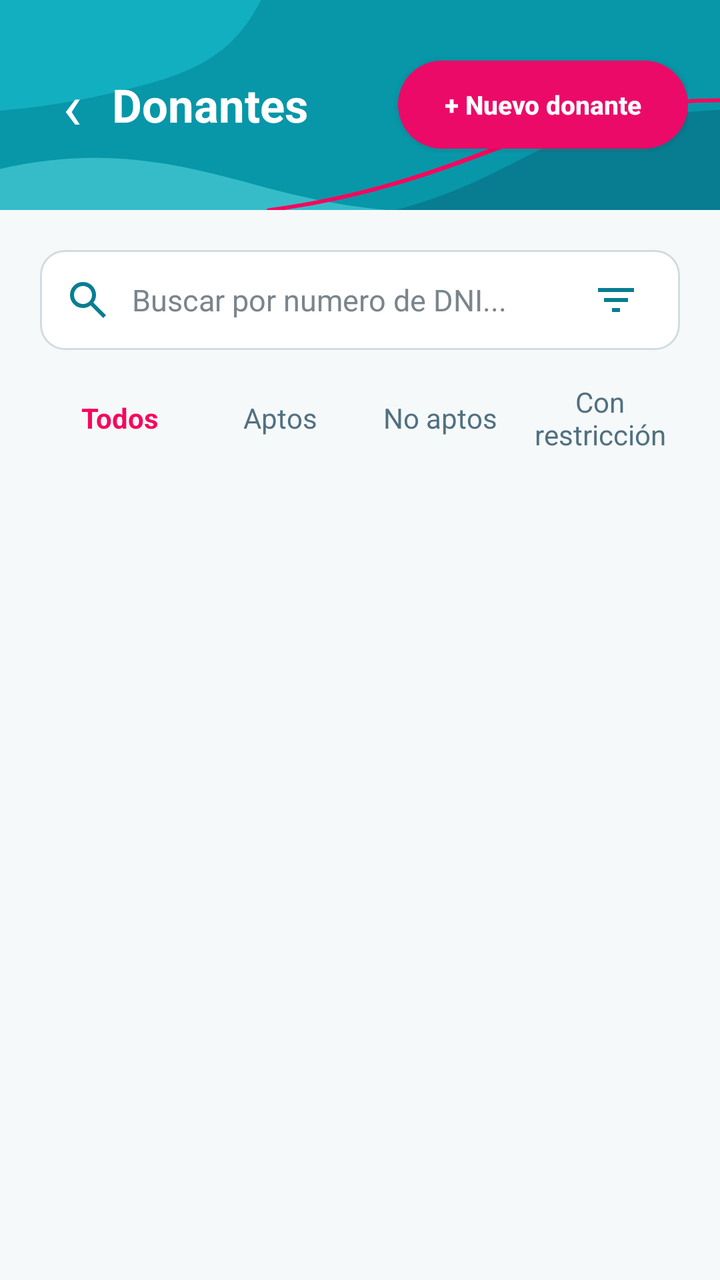
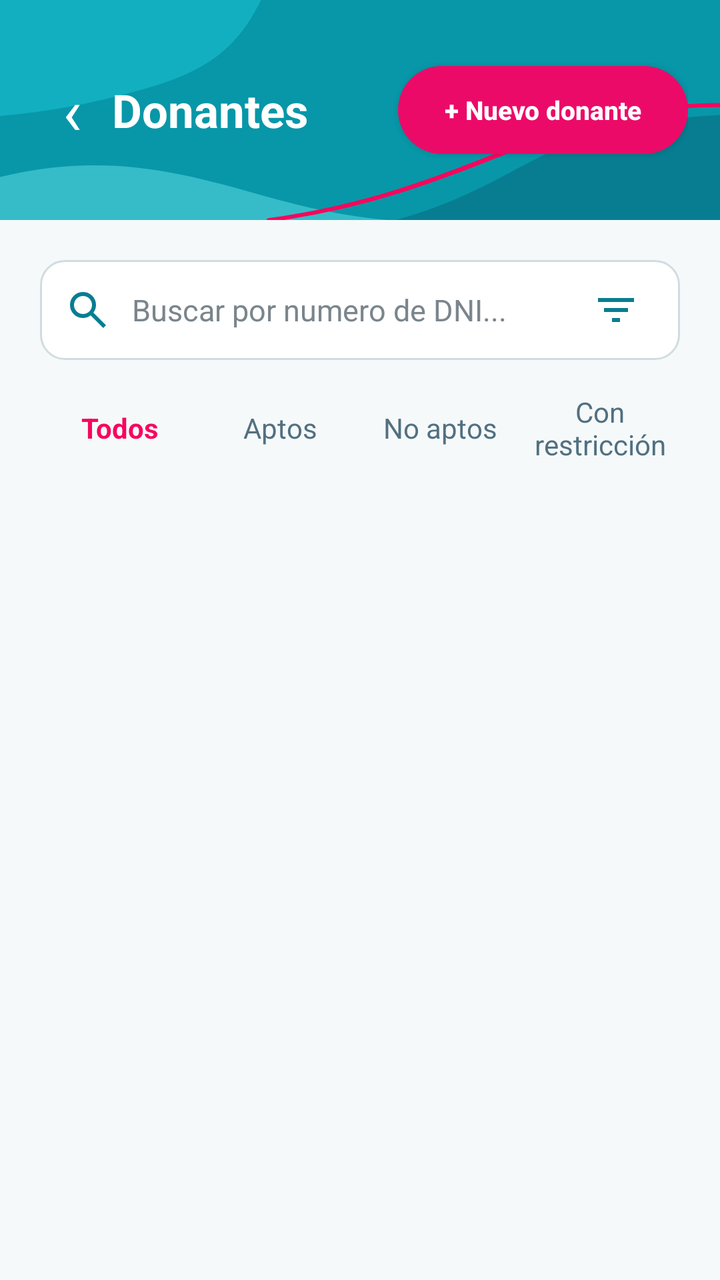

Screens rendered from an Android XML layout before and after an edit, with the pre-edit source and the edit as a unified diff.
<!-- AndroidManifest.xml: application theme Theme.BancoSangreMobile -->
<!-- res/layout/activity_pacientes.xml -->
<?xml version="1.0" encoding="utf-8"?>
<androidx.constraintlayout.widget.ConstraintLayout
    xmlns:android="http://schemas.android.com/apk/res/android"
    xmlns:app="http://schemas.android.com/apk/res-auto"
    xmlns:tools="http://schemas.android.com/tools"
    android:id="@+id/main"
    android:layout_width="match_parent"
    android:layout_height="match_parent"
    android:background="#F5F9FA"
    tools:context=".view.PacientesActivity">


    
    <LinearLayout
        android:id="@+id/headerPacientes"
        android:layout_width="0dp"
        android:layout_height="105dp"
        android:background="@drawable/bg_header_decorativo"
        android:gravity="center_vertical"
        android:orientation="vertical"
        android:paddingStart="16dp"
        android:paddingEnd="16dp"
        app:layout_constraintTop_toTopOf="parent"
        app:layout_constraintStart_toStartOf="parent"
        app:layout_constraintEnd_toEndOf="parent">

        <LinearLayout
            android:layout_width="match_parent"
            android:layout_height="wrap_content"
            android:gravity="center_vertical"
            android:orientation="horizontal">

            <TextView
                android:id="@+id/btnVolver"
                android:layout_width="40dp"
                android:layout_height="48dp"
                android:gravity="center"
                android:text="‹"
                android:textColor="#FFFFFF"
                android:textSize="32sp"
                android:contentDescription="Volver" />

            <TextView
                android:layout_width="0dp"
                android:layout_height="wrap_content"
                android:layout_weight="1"
                android:text="Donantes"
                android:textColor="#FFFFFF"
                android:textSize="23sp"
                android:textStyle="bold" />

            <androidx.appcompat.widget.AppCompatButton
                android:id="@+id/btnNuevoDonante"
                android:layout_width="145dp"
                android:layout_height="44dp"
                android:background="@drawable/bg_button_primary"
                android:text="+ Nuevo donante"
                android:textAllCaps="false"
                android:textColor="#FFFFFF"
                android:textSize="13sp"
                android:textStyle="bold" />

        </LinearLayout>

    </LinearLayout>


    
    <LinearLayout
        android:id="@+id/contenidoPacientes"
        android:layout_width="0dp"
        android:layout_height="0dp"
        android:orientation="vertical"
        android:padding="20dp"
        app:layout_constraintBottom_toBottomOf="parent"
        app:layout_constraintEnd_toEndOf="parent"
        app:layout_constraintStart_toStartOf="parent"
        app:layout_constraintTop_toBottomOf="@id/headerPacientes">

        
        <LinearLayout
            android:layout_width="match_parent"
            android:layout_height="50dp"
            android:background="@drawable/bg_input"
            android:gravity="center_vertical"
            android:orientation="horizontal"
            android:paddingStart="12dp"
            android:paddingEnd="12dp">

            <ImageView
                android:layout_width="24dp"
                android:layout_height="24dp"
                android:src="@drawable/ic_buscar"
                app:tint="#087D91"
                android:contentDescription="Buscar" />

            <EditText
                android:id="@+id/edtBuscarPaciente"
                android:layout_width="0dp"
                android:layout_height="match_parent"
                android:layout_weight="1"
                android:background="@android:color/transparent"
                android:hint="Buscar por numero de DNI..."
                android:inputType="number"
                android:paddingStart="10dp"
                android:paddingEnd="8dp"
                android:singleLine="true"
                android:textColor="#163B4A"
                android:textColorHint="#7A858C"
                android:textSize="15sp" />

            <ImageView
                android:id="@+id/btnFiltros"
                android:layout_width="40dp"
                android:layout_height="48dp"
                android:padding="8dp"
                android:src="@drawable/ic_filtro"
                app:tint="#087D91"
                android:clickable="true"
                android:focusable="true"
                android:contentDescription="Filtros" />

        </LinearLayout>



        
        <LinearLayout
            android:id="@+id/contenedorFiltroActivo"
            android:layout_width="match_parent"
            android:layout_height="wrap_content"
            android:layout_marginTop="10dp"
            android:orientation="horizontal"
            android:visibility="gone">

            <LinearLayout
                android:layout_width="wrap_content"
                android:layout_height="40dp"
                android:background="@drawable/bg_filtro_opcion"
                android:gravity="center_vertical"
                android:orientation="horizontal"
                android:paddingStart="12dp"
                android:paddingEnd="8dp">

                <TextView
                    android:id="@+id/txtFiltroActivo"
                    android:layout_width="wrap_content"
                    android:layout_height="wrap_content"
                    android:textColor="#087D91"
                    android:textSize="13sp"
                    android:textStyle="bold" />

                <TextView
                    android:id="@+id/btnQuitarFiltro"
                    android:layout_width="36dp"
                    android:layout_height="40dp"
                    android:gravity="center"
                    android:text="×"
                    android:textColor="#F7065D"
                    android:textSize="25sp"
                    android:contentDescription="Quitar filtros" />

            </LinearLayout>
        </LinearLayout>



        
        <HorizontalScrollView
            android:layout_width="match_parent"
            android:layout_height="52dp"
            android:layout_marginTop="8dp"
            android:fillViewport="true"
            android:scrollbars="none">

            <LinearLayout
                android:layout_width="match_parent"
                android:layout_height="match_parent"
                android:gravity="center_vertical"
                android:orientation="horizontal">

                <TextView
                    android:id="@+id/filtroTodos"
                    android:layout_width="0dp"
                    android:layout_height="match_parent"
                    android:layout_weight="1"
                    android:gravity="center"
                    android:text="Todos"
                    android:textColor="#F7065D"
                    android:textSize="14sp"
                    android:textStyle="bold" />

                <TextView
                    android:id="@+id/filtroAptos"
                    android:layout_width="0dp"
                    android:layout_height="match_parent"
                    android:layout_weight="1"
                    android:gravity="center"
                    android:text="Aptos"
                    android:textColor="#527080"
                    android:textSize="14sp" />

                <TextView
                    android:id="@+id/filtroNoAptos"
                    android:layout_width="0dp"
                    android:layout_height="match_parent"
                    android:layout_weight="1"
                    android:gravity="center"
                    android:text="No aptos"
                    android:textColor="#527080"
                    android:textSize="14sp" />

                <TextView
                    android:id="@+id/filtroRestriccion"
                    android:layout_width="0dp"
                    android:layout_height="match_parent"
                    android:layout_weight="1"
                    android:gravity="center"
                    android:text="Con restricción"
                    android:textColor="#527080"
                    android:textSize="14sp" />

            </LinearLayout>
        </HorizontalScrollView>

        
        <androidx.recyclerview.widget.RecyclerView
            android:id="@+id/recyclerDonantes"
            android:layout_width="match_parent"
            android:layout_height="0dp"
            android:layout_weight="1"
            android:layout_marginTop="8dp"
            android:clipToPadding="false"
            android:paddingBottom="12dp"
            android:scrollbars="vertical"
            tools:listitem="@layout/item_donante" />

    </LinearLayout>

</androidx.constraintlayout.widget.ConstraintLayout>
<!-- res/layout/item_donante.xml (included above) -->
<?xml version="1.0" encoding="utf-8"?>
<LinearLayout
    xmlns:android="http://schemas.android.com/apk/res/android"
    xmlns:app="http://schemas.android.com/apk/res-auto"
    android:layout_width="match_parent"
    android:layout_height="wrap_content"
    android:layout_marginBottom="8dp"
    android:background="@drawable/bg_home_card"
    android:gravity="center_vertical"
    android:orientation="horizontal"
    android:padding="12dp">

    
    <ImageView
        android:id="@+id/imgDonante"
        android:layout_width="42dp"
        android:layout_height="42dp"
        android:background="@drawable/bg_card_rosa"
        android:padding="8dp"
        android:src="@drawable/ic_donantes"
        app:tint="#F7065D"
        android:contentDescription="Donante" />

    
    <LinearLayout
        android:layout_width="0dp"
        android:layout_height="wrap_content"
        android:layout_weight="1"
        android:layout_marginStart="12dp"
        android:orientation="vertical">

        <TextView
            android:id="@+id/txtNombreDonante"
            android:layout_width="match_parent"
            android:layout_height="wrap_content"
            android:text="Juan Pérez"
            android:textColor="#163B4A"
            android:textSize="16sp"
            android:textStyle="bold" />

        <LinearLayout
            android:layout_width="match_parent"
            android:layout_height="wrap_content"
            android:layout_marginTop="4dp"
            android:orientation="horizontal">

            <TextView
                android:id="@+id/txtDniDonante"
                android:layout_width="wrap_content"
                android:layout_height="wrap_content"
                android:text="DNI 28.123.456"
                android:textColor="#527080"
                android:textSize="13sp" />

            <TextView
                android:id="@+id/txtGrupoSanguineo"
                android:layout_width="wrap_content"
                android:layout_height="wrap_content"
                android:layout_marginStart="8dp"
                android:text="A+"
                android:textColor="#163B4A"
                android:textSize="13sp"
                android:textStyle="bold" />

        </LinearLayout>
    </LinearLayout>

    
    <TextView
        android:id="@+id/txtEstadoDonante"
        android:layout_width="wrap_content"
        android:layout_height="wrap_content"
        android:background="@drawable/bg_estado_apto"
        android:paddingStart="10dp"
        android:paddingTop="7dp"
        android:paddingEnd="10dp"
        android:paddingBottom="7dp"
        android:text="Apto"
        android:textColor="#16875D"
        android:textSize="12sp"
        android:textStyle="bold" />

    
    <TextView
        android:layout_width="wrap_content"
        android:layout_height="wrap_content"
        android:layout_marginStart="8dp"
        android:text="›"
        android:textColor="#163B4A"
        android:textSize="26sp" />

</LinearLayout>
<!-- resources referenced by this layout -->
<resources>
  <!-- drawable bg_button_primary (drawable) -->
  <?xml version="1.0" encoding="utf-8"?>
  <shape xmlns:android="http://schemas.android.com/apk/res/android"
      android:shape="rectangle">
  
      <solid android:color="#EC0A68" />
  
      <corners android:radius="28dp" />
  
  </shape>
  <!-- drawable bg_card_rosa (drawable) -->
  <?xml version="1.0" encoding="utf-8"?>
  <shape xmlns:android="http://schemas.android.com/apk/res/android"
      android:shape="rectangle">
  
      <solid android:color="#FCE8F0" />
  
      <corners android:radius="18dp" />
  
  </shape>
  <!-- drawable bg_estado_apto (drawable) -->
  <?xml version="1.0" encoding="utf-8"?>
  <shape xmlns:android="http://schemas.android.com/apk/res/android"
      android:shape="rectangle">
  
      <solid android:color="#DDF8EB" />
  
      <corners android:radius="20dp" />
  
  </shape>
  <!-- drawable bg_filtro_opcion (drawable) -->
  <?xml version="1.0" encoding="utf-8"?>
  <selector xmlns:android="http://schemas.android.com/apk/res/android">
  
      <item android:state_checked="true">
          <shape android:shape="rectangle">
              <solid android:color="#FCE5EE" />
              <stroke
                  android:width="2dp"
                  android:color="#F7065D" />
              <corners android:radius="12dp" />
          </shape>
      </item>
  
      <item>
          <shape android:shape="rectangle">
              <solid android:color="#FFFFFF" />
              <stroke
                  android:width="1dp"
                  android:color="#D5E2E6" />
              <corners android:radius="12dp" />
          </shape>
      </item>
  
  </selector>
  <!-- drawable bg_home_card (drawable) -->
  <?xml version="1.0" encoding="utf-8"?>
  <shape xmlns:android="http://schemas.android.com/apk/res/android"
      android:shape="rectangle">
  
      <solid android:color="#FFFFFF" />
  
      <corners android:radius="18dp" />
  
      <stroke
          android:width="1dp"
          android:color="#E2ECEF" />
  
  </shape>
  <!-- drawable bg_input (drawable) -->
  <?xml version="1.0" encoding="utf-8"?>
  <shape xmlns:android="http://schemas.android.com/apk/res/android"
      android:shape="rectangle">
  
      <solid android:color="#FFFFFF" />
  
      <stroke
          android:width="1dp"
          android:color="#D2DCE0" />
  
      <corners android:radius="12dp" />
  
  </shape>
  <!-- drawable ic_buscar (drawable) -->
  <vector xmlns:android="http://schemas.android.com/apk/res/android"
      android:width="24dp"
      android:height="24dp"
      android:viewportWidth="960"
      android:viewportHeight="960">
    <path
        android:pathData="M784,840 L532,588q-30,24 -69,38t-83,14q-109,0 -184.5,-75.5T120,380q0,-109 75.5,-184.5T380,120q109,0 184.5,75.5T640,380q0,44 -14,83t-38,69l252,252 -56,56ZM380,560q75,0 127.5,-52.5T560,380q0,-75 -52.5,-127.5T380,200q-75,0 -127.5,52.5T200,380q0,75 52.5,127.5T380,560Z"
        android:fillColor="#e3e3e3"/>
  </vector>
  <!-- drawable ic_filtro (drawable) -->
  <vector xmlns:android="http://schemas.android.com/apk/res/android"
      android:width="24dp"
      android:height="24dp"
      android:viewportWidth="960"
      android:viewportHeight="960">
    <path
        android:pathData="M400,720v-80h160v80L400,720ZM240,520v-80h480v80L240,520ZM120,320v-80h720v80L120,320Z"
        android:fillColor="#e3e3e3"/>
  </vector>
  <style name="Theme.BancoSangreMobile" parent="Base.Theme.BancoSangreMobile" />
  <style name="Base.Theme.BancoSangreMobile" parent="Theme.Material3.DayNight.NoActionBar">
          
          
      </style>
  <!-- unchanged entries left out for length: 2 -->
</resources>

<!-- the commit's change to res/layout/activity_pacientes.xml (unified diff, before → after) -->
@@ -13,8 +13,8 @@
     
     <LinearLayout
         android:id="@+id/headerPacientes"
-        android:layout_width="0dp"
-        android:layout_height="105dp"
+        android:layout_width="match_parent"
+        android:layout_height="110dp"
         android:background="@drawable/bg_header_decorativo"
         android:gravity="center_vertical"
         android:orientation="vertical"
